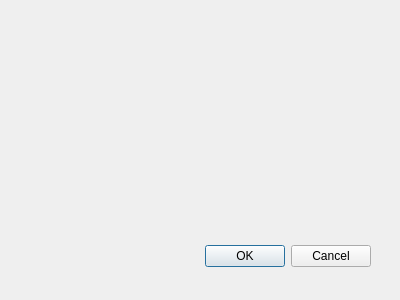
The window that preferencesdialog.ui (mato7d5/qepubviewer) describes before a commit, drawn with Qt 5.
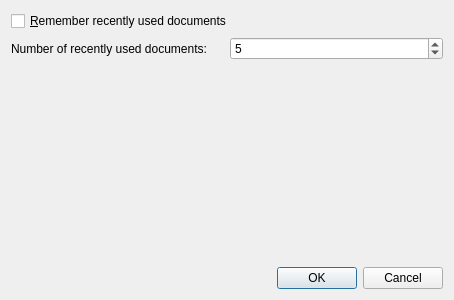
The same window after the commit.

Commit message: Preferences dlg: recently used files

```diff
--- a/preferencesdialog.ui
+++ b/preferencesdialog.ui
@@ -9,22 +9,61 @@
    <rect>
     <x>0</x>
     <y>0</y>
-    <width>400</width>
+    <width>454</width>
     <height>300</height>
    </rect>
   </property>
   <property name="windowTitle">
    <string>Preferences</string>
   </property>
+  <layout class="QVBoxLayout" name="verticalLayout_2">
+   <item>
+    <layout class="QVBoxLayout" name="verticalLayout">
+     <item>
+      <widget class="QCheckBox" name="mRecentlyUsedCB">
+       <property name="text">
+        <string>&amp;Remember recently used documents</string>
+       </property>
+      </widget>
+     </item>
+     <item>
+      <layout class="QHBoxLayout" name="horizontalLayout">
+       <item>
+        <widget class="QLabel" name="label">
+         <property name="text">
+          <string>Number of recently used documents:</string>
+         </property>
+        </widget>
+       </item>
+       <item>
+        <layout class="QHBoxLayout" name="horizontalLayout_2"/>
+       </item>
+       <item>
+        <widget class="QSpinBox" name="mNumberRecentlySB">
+         <property name="value">
+          <number>5</number>
+         </property>
+        </widget>
+       </item>
+      </layout>
+     </item>
+     <item>
+      <spacer name="verticalSpacer">
+       <property name="orientation">
+        <enum>Qt::Vertical</enum>
+       </property>
+       <property name="sizeHint" stdset="0">
+        <size>
+         <width>20</width>
+         <height>40</height>
+        </size>
+       </property>
+      </spacer>
+     </item>
+    </layout>
+   </item>
+   <item>
   <widget class="QDialogButtonBox" name="buttonBox">
-   <property name="geometry">
-    <rect>
-     <x>30</x>
-     <y>240</y>
-     <width>341</width>
-     <height>32</height>
-    </rect>
-   </property>
    <property name="orientation">
     <enum>Qt::Horizontal</enum>
    </property>
@@ -32,6 +71,8 @@
     <set>QDialogButtonBox::Cancel|QDialogButtonBox::Ok</set>
    </property>
   </widget>
+   </item>
+  </layout>
  </widget>
  <resources/>
  <connections>
```
Lines whose indentation alone changed are shown as unchanged. The commit also changes 4 other files.
